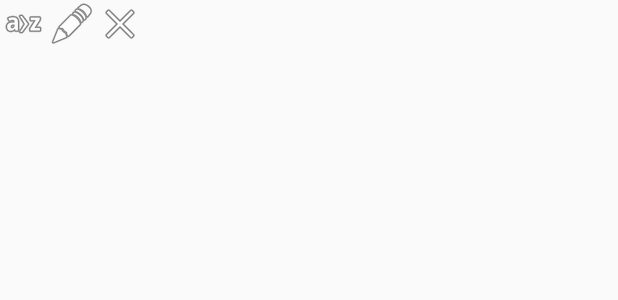
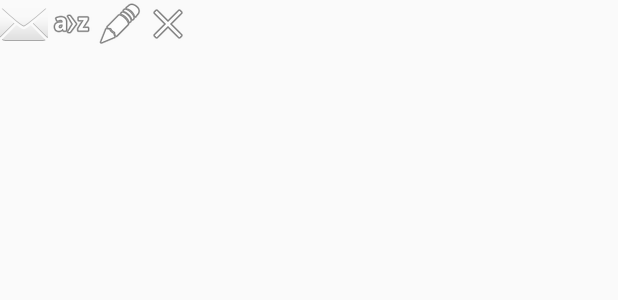
Before and after one commit to Dmitriy83/ShoppingList, an Android app: the layout activity_actions_submenu.xml on its own in the app's theme, with its tools: preview values and no code run, on a phone screen of 412 x 824 dp. Shown: the top 300 px of the screen. Run offline under Robolectric (Android 15) with nearby library versions, the phone set to English and light mode, and no system bars.

Commit message:
Выполнены следующие задачи: 1) Прочее

```diff
--- a/app/src/main/res/layout/activity_actions_submenu.xml
+++ b/app/src/main/res/layout/activity_actions_submenu.xml
@@ -3,6 +3,13 @@
     android:orientation="horizontal"
     android:layout_height="wrap_content"
     android:layout_width="wrap_content">
+
+    <ImageButton
+        android:layout_width="wrap_content"
+        android:layout_height="wrap_content"
+        android:id="@+id/imgSendListByEmail"
+        android:background="@android:drawable/ic_dialog_email"
+        android:contentDescription="@string/send_by_email" />
 
     <ImageButton
         android:layout_width="wrap_content"
@@ -24,4 +31,5 @@
         android:id="@+id/imgDelete"
         android:contentDescription="@string/cross"
         android:background="@android:drawable/ic_menu_close_clear_cancel" />
+
 </LinearLayout>
--- a/app/src/main/res/values/strings.xml
+++ b/app/src/main/res/values/strings.xml
@@ -38,4 +38,5 @@
     <string name="pref_key_cross_out_action">pref_key_cross_out_action</string>
     <string name="pref_cross_out_action_summary">Check a product by crossing out or just clicking</string>
     <string name="item_image">item_image</string>
+    <string name="send_by_email">Send by e-mail</string>
 </resources>
```
Also changed, not shown: app/src/main/java/com/RightDirection/ShoppingList/activities/ActionsSubmenuActivity.java (+13 -0 lines), 1 other file.
